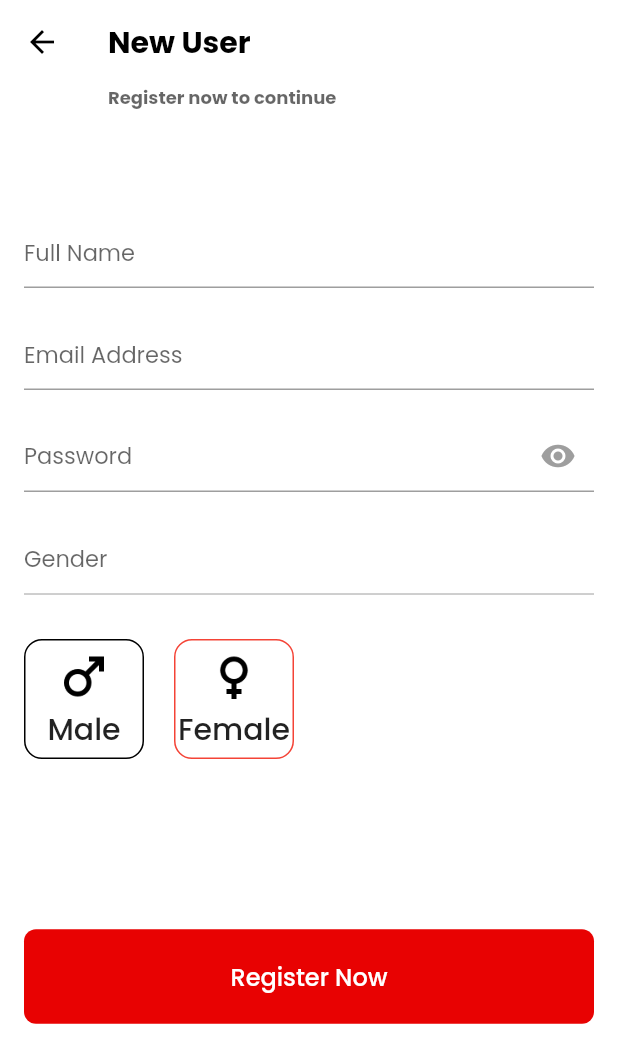
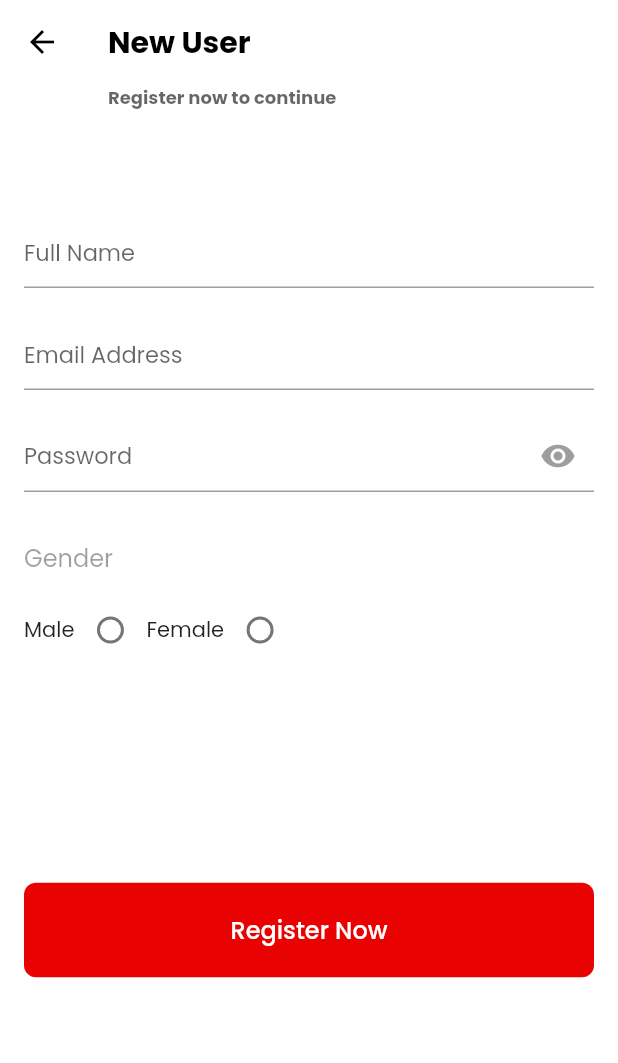
Before and after one commit to mahmourad98/picoffee_social_app, a Flutter app: the RegistrationUi screen opened directly, on a phone screen of 412 x 824 dp. Shown: the top 1063 px of the screen. Run offline on Flutter 3.47's test engine with Material 2 defaults, Android fonts, the phone set to English and light mode, and no system bars; our stand-ins replace bot_toast, firebase_core, firebase_messaging, font_awesome_flutter, shared_preferences; missing offline and left inert: animation_wrappers; accounts and stored records are empty; network calls fail.

Commit message:
gender edite $ add Circular

```diff
--- a/lib/auth/registration/registration_ui.dart
+++ b/lib/auth/registration/registration_ui.dart
@@ -2,7 +2,7 @@ import 'package:bot_toast/bot_toast.dart';
 import 'package:firebase_messaging/firebase_messaging.dart';
 import 'package:flutter/material.dart';
 import 'package:provider/provider.dart';
-import 'package:shared_preferences/shared_preferences.dart';
+
 import 'package:verbose_share_world/app_theme/application_colors.dart';
 import 'package:verbose_share_world/components/custom_button.dart';
 import 'package:verbose_share_world/components/entry_field.dart';
@@ -22,12 +22,10 @@ class _RegistrationUiState extends State<RegistrationUi> {
   TextEditingController passwordC = TextEditingController();
   FirebaseMessaging firebaseMessaging = FirebaseMessaging.instance;
   bool passwordVisible = true;
-
-
+  bool clicked = false;
 
   void initState() {
     getUserToken();
-
     getPlatform();
     super.initState();
   }
@@ -79,11 +77,9 @@ class _RegistrationUiState extends State<RegistrationUi> {
                 hint: 'Password',
                 controller: passwordC,
                 obscureText: passwordVisible,
-                prefix:  IconButton(
+                prefix: IconButton(
                   icon: Icon(
-                    passwordVisible
-                        ? Icons.visibility
-                        : Icons.visibility_off,
+                    passwordVisible ? Icons.visibility : Icons.visibility_off,
                     color: Colors.grey,
                   ),
                   onPressed: () {
@@ -94,110 +90,82 @@ class _RegistrationUiState extends State<RegistrationUi> {
                 ),
               ),
               SizedBox(height: 20),
-              EntryField(
+              TextFormField(
                 enabled: false,
-                hint: 'Gender',
-              ),
-              SizedBox(
-                height: 30,
+                decoration: InputDecoration(
+                    hintText: 'Gender', border: InputBorder.none),
               ),
               Row(
                 children: [
-                  // MALE
-
-                  GestureDetector(
-                    onTap: () {
-                      // Provider.of<Gender>(context,listen:false ).selected();
+                  Row(
+                    children: [
+                      Text('Male'),
+                      Radio(
+                        activeColor: Colors.red,
+                        value: 0,
+                        groupValue:
+                            Provider.of<Gender>(context, listen: true).isMale,
+                        onChanged: (int? valyue) {
                           Provider.of<Gender>(context, listen: false).isMale =
-                          false;
-                      Provider.of<User>(context, listen: false).gender = "male";
+                              valyue!;
+                          Provider.of<User>(context, listen: false).gender =
+                              "male";
                         },
-                    child: Container(
-                      height: 80,
-                      width: 80,
-                      decoration: BoxDecoration(
-                        border: Border.all(
-                          color: Provider.of<Gender>(context, listen: true)
-                                      .isMale ==
-                                  false
-                              ? Colors.red
-                              : Colors.black,
+                        focusColor: Colors.amberAccent,
                       ),
-                        borderRadius: BorderRadius.circular(12),
-                      ),
-                      child: Column(
-                        mainAxisAlignment: MainAxisAlignment.center,
-                        children: [
-                          Image.asset(
-                            'assets/Icons/icon_male.png',
-                            height: 40,
-                            // color: genderProvider.maleColor,
-                          ),
-                          Text(
-                            'Male',
-                            style: TextStyle(
-                              fontSize: 20,
-                              fontWeight: FontWeight.w500,
-                              // color: genderProvider.maleColor,
-                            ),
-                          )
                     ],
                   ),
-                    ),
-                  ),
-                  SizedBox(
-                    width: 20,
-                  ),
-                  // FEMALE
-                  GestureDetector(
-                    onTap: () {
-                      Provider.of<Gender>(context, listen: false).isMale = true;
-                      Provider.of<User>(context, listen: true).gender =
+                  Row(
+                    children: [
+                      Text('Female'),
+                      Radio(
+                        activeColor: Colors.red,
+                        value: 1,
+                        groupValue:
+                            Provider.of<Gender>(context, listen: false).isMale,
+                        onChanged: (int? valyue) {
+                          Provider.of<Gender>(context, listen: false).isMale =
+                              valyue!;
+                          Provider.of<User>(context, listen: false).gender =
                               "female";
                         },
-                    child: Container(
-                      height: 80,
-                      width: 80,
-                      decoration: BoxDecoration(
-                        border: Border.all(
-                          color: Provider.of<Gender>(context, listen: false)
-                                      .isMale ==
-                                  true
-                              ? Colors.red
-                              : Colors.black,
                       ),
-                        borderRadius: BorderRadius.circular(12),
-                      ),
-                      child: Column(
-                        mainAxisAlignment: MainAxisAlignment.center,
-                        children: [
-                          Image.asset(
-                            'assets/Icons/icon_female.png',
-                            height: 40,
-                            // color: genderProvider.femaleColor,
-                          ),
-                          Text(
-                            'Female',
-                            style: TextStyle(
-                              fontSize: 20,
-                              fontWeight: FontWeight.w500,
-                              // color: genderProvider.femaleColor,
-                            ),
-                          )
                     ],
-                      ),
-                    ),
                   ),
                 ],
               ),
               Spacer(flex: 1),
-              CustomButton(
+              (clicked == false)
+                  ? CustomButton(
                       label: 'Register Now',
-                  onTap: () async{
-                    await createAccount();
-
-                    Navigator.of(context).pushReplacement(MaterialPageRoute(builder: (context) => HomeScreen()));
-                  }),
+                      onTap: () async {
+                        if (nameC.text.isEmpty || emailC.text.isEmpty) {
+                          BotToast.showSimpleNotification(
+                              title: 'enter name and email ',
+                              duration: Duration(seconds: 3));
+                        } else if (passwordC.text.isEmpty ||
+                            Provider.of<User>(context, listen: false)
+                                .gender
+                                .isEmpty) {
+                          BotToast.showSimpleNotification(
+                              title: ' enter password and gender ',
+                              duration: Duration(seconds: 3));
+                        } else {
+                          setState(() {
+                            clicked = true;
+                          });
+                          await Provider.of<User>(context, listen: false)
+                              .signUp(nameC, emailC, passwordC);
+                          Navigator.of(context).pushReplacement(
+                              MaterialPageRoute(
+                                  builder: (context) => HomeScreen()));
+                        }
+                      })
+                  : Center(
+                      child: CircularProgressIndicator(
+                        valueColor: AlwaysStoppedAnimation<Color>(Colors.red),
+                      ),
+                    ),
               SizedBox(height: 28),
               Spacer(),
             ],
@@ -210,7 +178,6 @@ class _RegistrationUiState extends State<RegistrationUi> {
   getUserToken() async {
     return await firebaseMessaging.getToken().then((value) {
       Provider.of<User>(context, listen: false).fcmtoken = value;
-      // print(Provider.of<User>(context,listen: false).fcmtoken);
     });
   }
 
@@ -221,17 +188,4 @@ class _RegistrationUiState extends State<RegistrationUi> {
       Provider.of<User>(context, listen: false).devicename = "IOS";
     }
   }
-
-  createAccount() async{
-    if (nameC.text.isEmpty || emailC.text.isEmpty) {
-      BotToast.showSimpleNotification(
-          title: 'enter name and email ', duration: Duration(seconds: 3));
-    } else if (passwordC.text.isEmpty || Provider.of<User>(context,listen: false).gender.isEmpty) {
-      BotToast.showSimpleNotification(
-          title: ' enter password and gender ', duration: Duration(seconds: 3));
-    } else {
-      await Provider.of<User>(context, listen: false)
-          .signUp(nameC, emailC, passwordC);
 }
-  }
-}
--- a/lib/components/entry_field.dart
+++ b/lib/components/entry_field.dart
@@ -7,24 +7,29 @@ class EntryField extends StatelessWidget {
   final String? initialValue;
   final bool? enabled;
   final bool obscureText;
+  //  final InputBorder? border,
 
-
-  EntryField({this.controller, this.hint, this.prefix, this.initialValue,this.enabled,this.obscureText=false});
+  EntryField({
+    this.controller,
+    this.hint,
+    this.prefix,
+    this.initialValue,
+    this.enabled,
+    this.obscureText = false,
+  });
 
   @override
   Widget build(BuildContext context) {
     final theme = Theme.of(context);
     return TextFormField(
- obscureText: obscureText,
-      obscuringCharacter:'*',
+      obscureText: obscureText,
+      obscuringCharacter: '*',
       enabled: enabled,
       controller: controller,
       initialValue: initialValue,
       decoration: InputDecoration(
-
         hintText: hint,
-
-        suffixIcon:prefix ,
+        suffixIcon: prefix,
         hintStyle: theme.textTheme.bodyText2!
             .copyWith(color: theme.hintColor, fontSize: 15),
       ),
--- a/lib/providers/GenderProvider.dart
+++ b/lib/providers/GenderProvider.dart
@@ -1,13 +1,12 @@
 import 'package:flutter/material.dart';
 
 class Gender with ChangeNotifier {
-  bool _isMale = true;
+  int _isMale = -1;
 
-  bool get isMale => this._isMale;
+  int get isMale => this._isMale;
 
-  set isMale(bool value) {
+  set isMale(int value) {
     this._isMale = value;
     notifyListeners();
   }
-
 }
```
Also changed, not shown: lib/auth/login/login_ui.dart (+25 -17 lines), lib/providers/UserProvider.dart (+16 -15 lines). Lines whose indentation alone changed are shown as unchanged.
